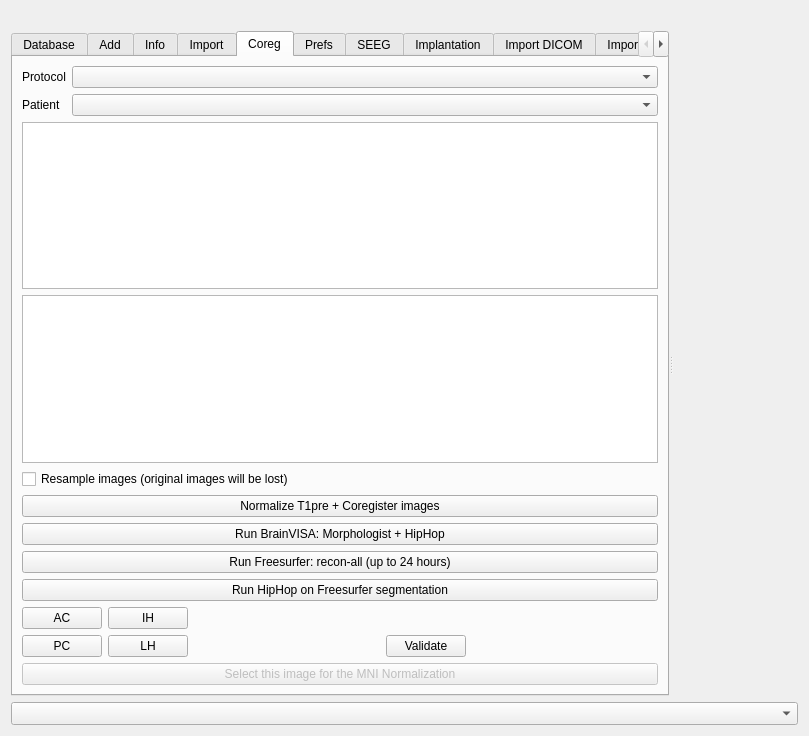
Above: ImageImport.ui from IntrAnatSEEGSoftware/IntrAnat before the change. Below: the same form after it.
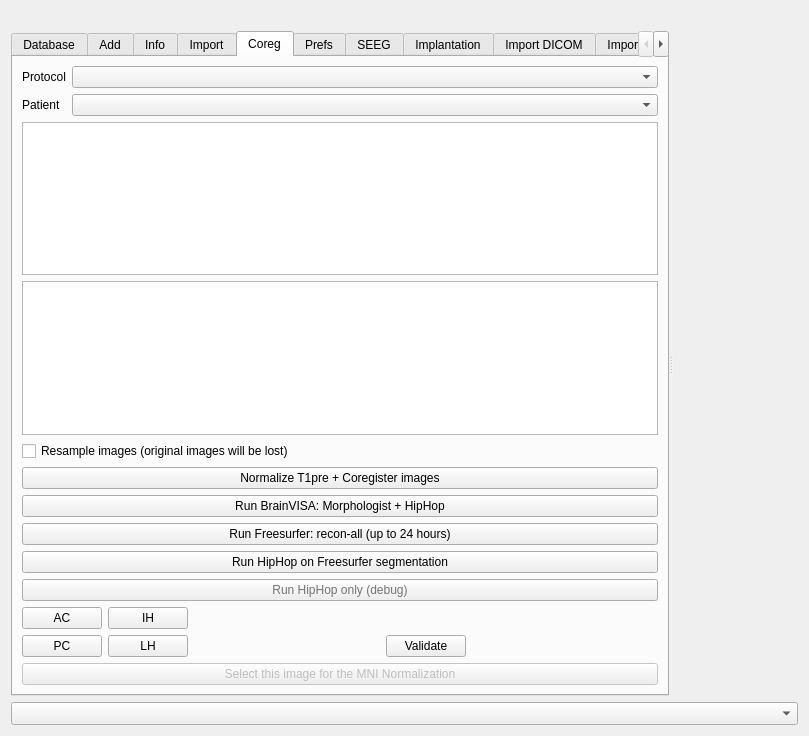
That is the form after the change. The open tabs and pages were chosen to show the change.

Commit message: Fix segmentation selection when running HipHop

The edit to the form file:
```diff
--- a/ImageImport.ui
+++ b/ImageImport.ui
@@ -867,6 +867,77 @@
           </property>
          </widget>
         </item>
+        <item>
+         <widget class="QPushButton" name="runHiphopOnly">
+          <property name="palette">
+           <palette>
+            <active>
+             <colorrole role="Text">
+              <brush brushstyle="SolidPattern">
+               <color alpha="255">
+                <red>173</red>
+                <green>173</green>
+                <blue>173</blue>
+               </color>
+              </brush>
+             </colorrole>
+             <colorrole role="ButtonText">
+              <brush brushstyle="SolidPattern">
+               <color alpha="255">
+                <red>116</red>
+                <green>116</green>
+                <blue>116</blue>
+               </color>
+              </brush>
+             </colorrole>
+            </active>
+            <inactive>
+             <colorrole role="Text">
+              <brush brushstyle="SolidPattern">
+               <color alpha="255">
+                <red>173</red>
+                <green>173</green>
+                <blue>173</blue>
+               </color>
+              </brush>
+             </colorrole>
+             <colorrole role="ButtonText">
+              <brush brushstyle="SolidPattern">
+               <color alpha="255">
+                <red>116</red>
+                <green>116</green>
+                <blue>116</blue>
+               </color>
+              </brush>
+             </colorrole>
+            </inactive>
+            <disabled>
+             <colorrole role="Text">
+              <brush brushstyle="SolidPattern">
+               <color alpha="255">
+                <red>106</red>
+                <green>104</green>
+                <blue>100</blue>
+               </color>
+              </brush>
+             </colorrole>
+             <colorrole role="ButtonText">
+              <brush brushstyle="SolidPattern">
+               <color alpha="255">
+                <red>106</red>
+                <green>104</green>
+                <blue>100</blue>
+               </color>
+              </brush>
+             </colorrole>
+            </disabled>
+           </palette>
+          </property>
+          <property name="text">
+           <string>Run HipHop only (debug)</string>
+          </property>
+         </widget>
+        </item>
         <item>
          <layout class="QHBoxLayout" name="horizontalLayout_18">
           <item>
```
Left out of the diff: 2 changed lines with no effect on the pictures. The commit also changes 1 other file.
